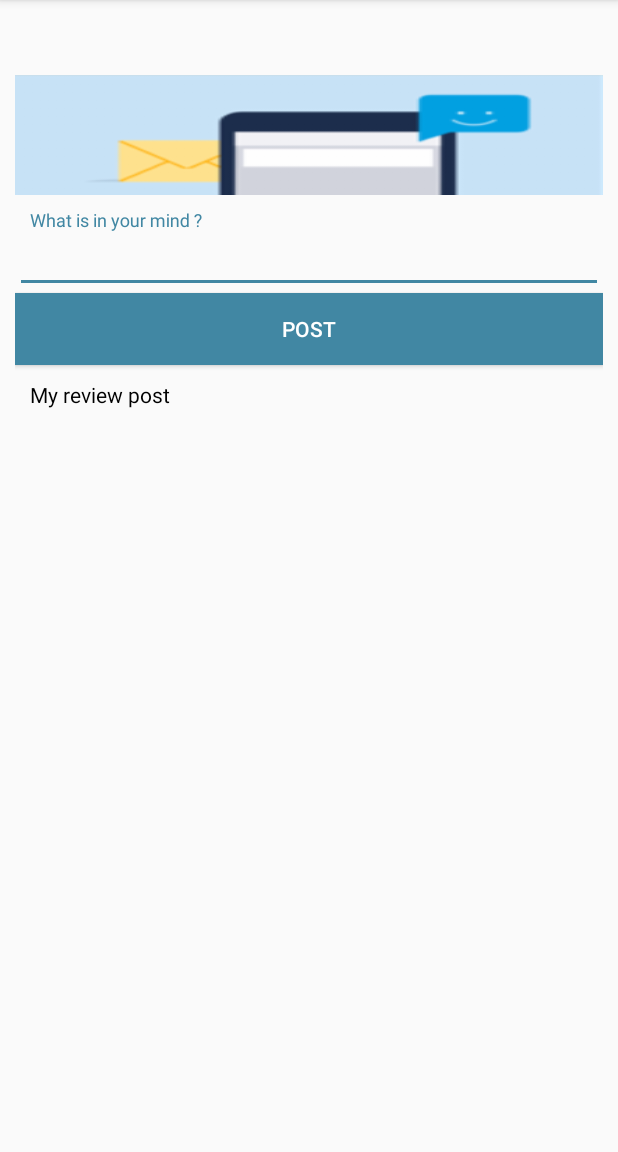
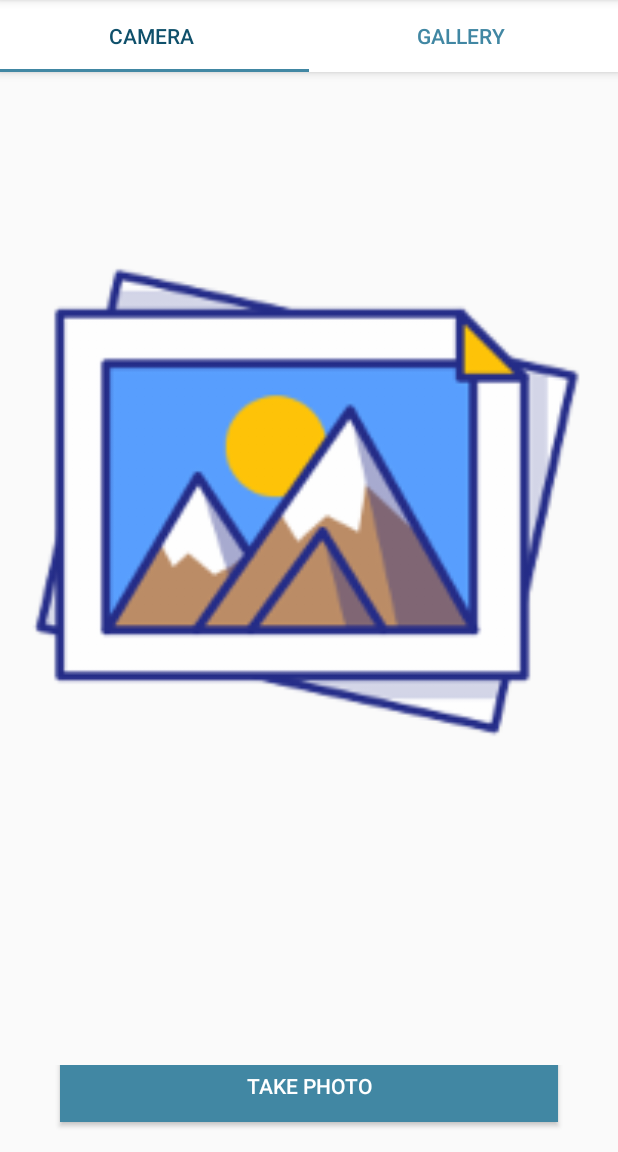
Before and after one commit to Ezzaz/TourLog, an Android app: the fragment ForumsFragmentTwo placed in its activity, in the side drawer, after a tap on "My Gallery", on a phone screen of 412 x 824 dp, the part 84-1236 px from its top. Run offline under Robolectric (Android 15) with nearby library versions, the phone set to English and light mode, and no system bars; our stand-ins replace Firebase (no records; nobody signed in at launch, a user with empty details on screens opened directly), Picasso; libraries missing offline, so code that uses them is left out: com.firebase.ui; pictures from the network do not load; Roboto replaces fonts that are not available here; 1 statement that could not run was skipped.

Commit message:
Gallery fragment added

```diff
--- a/app/src/main/java/com/tour_log/tourlog/MainActivity.java
+++ b/app/src/main/java/com/tour_log/tourlog/MainActivity.java
@@ -41,6 +41,7 @@ import com.tour_log.tourlog.events.EventCostFragment;
 import com.tour_log.tourlog.events.EventDetails;
 import com.tour_log.tourlog.events.PopularEvent;
 import com.tour_log.tourlog.forums.ForumsFragment;
+import com.tour_log.tourlog.gallery.GalleryFragment;
 import com.tour_log.tourlog.login.LoginActivity;
 import com.tour_log.tourlog.nearby.NearbyFragment;
 import com.tour_log.tourlog.profile.ProfileFragment;
@@ -172,6 +173,11 @@ public class MainActivity extends AppCompatActivity
             // Handle the camera action
             //  eventsDetailsAdd();
         } else if (id == R.id.nav_gallery) {
+
+            GalleryFragment fragment = new GalleryFragment ();
+            FragmentTransaction fragmentTransaction = getSupportFragmentManager().beginTransaction();
+            fragmentTransaction.replace(R.id.mainFragmentContainer,fragment);
+            fragmentTransaction.commit();
 
         } else if (id == R.id.nav_weaather) {
             WeatherFragment fragment = new WeatherFragment();
--- /dev/null
+++ b/app/src/main/java/com/tour_log/tourlog/gallery/GalleryAdapter.java
@@ -0,0 +1,5 @@
+package com.tour_log.tourlog.gallery;
+
+public class GalleryAdapter {
+
+}
--- /dev/null
+++ b/app/src/main/java/com/tour_log/tourlog/gallery/GalleryFragment.java
@@ -0,0 +1,101 @@
+package com.tour_log.tourlog.gallery;
+
+
+import android.os.Bundle;
+import android.support.design.widget.TabLayout;
+import android.support.v4.app.Fragment;
+import android.support.v4.app.FragmentManager;
+import android.support.v4.app.FragmentPagerAdapter;
+import android.support.v4.view.ViewPager;
+import android.view.LayoutInflater;
+import android.view.View;
+import android.view.ViewGroup;
+
+import com.tour_log.tourlog.R;
+import com.tour_log.tourlog.weather.WeatherFragment;
+import com.tour_log.tourlog.weather.WeatherFragmentOne;
+import com.tour_log.tourlog.weather.WeatherFragmentTwo;
+
+/**
+ * A simple {@link Fragment} subclass.
+ */
+public class GalleryFragment extends Fragment {
+
+    private ViewPager galleryViewPager;
+    private TabLayout galleryTabLayout;
+    private GalleryTabPageAdapter tabPageAdapter;
+
+
+    public GalleryFragment () {
+        // Required empty public constructor
+    }
+
+
+    @Override
+    public View onCreateView(LayoutInflater inflater, ViewGroup container,
+                             Bundle savedInstanceState) {
+        // Inflate the layout for this fragment
+        View view= inflater.inflate(R.layout.fragment_gallery, container, false);
+
+        galleryViewPager = view.findViewById(R.id.galleryViewPager);
+        galleryTabLayout = view.findViewById(R.id.galleryTabLayout);
+
+        galleryTabLayout.addTab(galleryTabLayout.newTab().setText("Camera "));
+        galleryTabLayout.addTab(galleryTabLayout.newTab().setText("Gallery "));
+
+        tabPageAdapter = new GalleryTabPageAdapter(getChildFragmentManager(),galleryTabLayout.getTabCount());
+
+        galleryViewPager.setAdapter(tabPageAdapter);
+
+        galleryTabLayout.addOnTabSelectedListener(new TabLayout.OnTabSelectedListener() {
+            @Override
+            public void onTabSelected(TabLayout.Tab tab) {
+                galleryViewPager.setCurrentItem(tab.getPosition(),true);
+            }
+
+            @Override
+            public void onTabUnselected(TabLayout.Tab tab) {
+
+            }
+
+            @Override
+            public void onTabReselected(TabLayout.Tab tab) {
+
+            }
+        });
+
+        galleryViewPager.addOnPageChangeListener(new TabLayout.TabLayoutOnPageChangeListener(galleryTabLayout));
+
+
+
+        return view;
+    }
+
+    public class GalleryTabPageAdapter extends FragmentPagerAdapter {
+
+        private int totalTab;
+        public GalleryTabPageAdapter(FragmentManager fm , int totalTab) {
+            super(fm);
+            this.totalTab = totalTab;
+        }
+
+        @Override
+        public Fragment getItem(int position) {
+            switch (position){
+                case 0:
+                    return new GalleryFragmentOne ();
+                case 1:
+                    return new GalleryFragmentTwo ();
+            }
+
+            return null;
+        }
+
+        @Override
+        public int getCount() {
+            return totalTab;
+        }
+    }
+
+
+}
--- /dev/null
+++ b/app/src/main/java/com/tour_log/tourlog/gallery/GalleryFragmentOne.java
@@ -0,0 +1,178 @@
+package com.tour_log.tourlog.gallery;
+
+import android.os.Bundle;
+import android.support.v4.app.Fragment;
+
+import android.view.LayoutInflater;
+import android.view.View;
+import android.view.ViewGroup;
+import com.tour_log.tourlog.R;
+import android.content.Intent;
+import android.graphics.Bitmap;
+import android.net.Uri;
+import android.os.Bundle;
+import android.os.Environment;
+import android.provider.MediaStore;
+import android.support.annotation.NonNull;
+import android.support.v4.app.Fragment;
+import android.util.Log;
+import android.view.LayoutInflater;
+import android.view.View;
+import android.view.ViewGroup;
+import android.widget.Button;
+import android.widget.ImageView;
+
+import com.google.android.gms.tasks.OnFailureListener;
+import com.google.android.gms.tasks.OnSuccessListener;
+import com.google.firebase.auth.FirebaseAuth;
+import com.google.firebase.auth.FirebaseUser;
+import com.google.firebase.database.DatabaseReference;
+import com.google.firebase.database.FirebaseDatabase;
+import com.google.firebase.storage.FirebaseStorage;
+import com.google.firebase.storage.OnProgressListener;
+import com.google.firebase.storage.StorageReference;
+import com.google.firebase.storage.UploadTask;
+import java.io.File;
+import java.io.FileNotFoundException;
+import java.io.FileOutputStream;
+import java.io.IOException;
+import java.text.SimpleDateFormat;
+import java.util.Date;
+
+import static android.app.Activity.RESULT_OK;
+
+/**
+ * A simple {@link Fragment} subclass.
+ */
+public class GalleryFragmentOne extends Fragment {
+
+    private ImageView momentIV;
+    private Button takephotoBtn;
+    private Button closephotoBtn;
+
+    private int flag =0;
+    private Bitmap bitmap;
+
+    private StorageReference storageRef;
+
+    private DatabaseReference rootReference;
+
+    private FirebaseUser user;
+
+    public GalleryFragmentOne () {
+        // Required empty public constructor
+    }
+
+
+    @Override
+    public View onCreateView(LayoutInflater inflater, ViewGroup container,
+                             Bundle savedInstanceState) {
+        // Inflate the layout for this fragment
+        View view= inflater.inflate(R.layout.fragment_gallery_fragment_one, container, false);
+        momentIV =(ImageView) view.findViewById(R.id.momentImg);
+        takephotoBtn =(Button) view.findViewById(R.id.momentTake);
+        closephotoBtn =(Button) view.findViewById(R.id.momentClose);
+
+
+        storageRef = FirebaseStorage.getInstance().getReference();
+        user = FirebaseAuth.getInstance().getCurrentUser();
+
+
+        closephotoBtn.setOnClickListener(new View.OnClickListener() {
+            @Override
+            public void onClick(View view) {
+                bitmap= null;
+                flag = 0;
+                closephotoBtn.setVisibility(View.GONE);
+                momentIV.setImageResource(R.drawable.dummyphoto);
+            }
+        });
+
+
+        takephotoBtn.setOnClickListener(new View.OnClickListener() {
+            @Override
+            public void onClick(View view) {
+
+
+                if(flag == 0){
+                    Intent intent = new Intent(MediaStore.ACTION_IMAGE_CAPTURE);
+                    startActivityForResult(intent,99);
+                }
+                else if ( flag == 1){
+
+                    savePhoto(bitmap);
+                    flag = 0;
+                    takephotoBtn.setText("Take Photo");
+                }
+            }
+        });
+        return  view;
+    }
+
+    @Override
+    public void onActivityResult(int requestCode, int resultCode, Intent data) {
+        super.onActivityResult(requestCode, resultCode, data);
+
+        if(requestCode == 99 && resultCode == RESULT_OK && data != null){
+
+            bitmap = (Bitmap) data.getExtras().get("data");
+            momentIV.setImageBitmap(bitmap);
+            flag = 1;
+            takephotoBtn.setText("Save ");
+            closephotoBtn.setVisibility(View.VISIBLE);
+
+        }
+    }
+
+    private void savePhoto(Bitmap bitmap){
+        closephotoBtn.setVisibility(View.GONE);
+        momentIV.setImageResource(R.drawable.dummyphoto);
+        SimpleDateFormat sdf = new SimpleDateFormat("yyyyMMdd_HH_mm_ss");
+        final String photoName = sdf.format(new Date());
+
+        String root = Environment.getExternalStorageDirectory().toString();
+        File folder = new File(root+"/Tour_Event");
+        folder.mkdirs();
+
+        File myFile = new File(folder,photoName+".png");
+
+
+        try{
+            FileOutputStream stream = new FileOutputStream(myFile);
+            bitmap.compress(Bitmap.CompressFormat.PNG,100,stream);
+            stream.flush();
+            stream.close();
+        } catch (FileNotFoundException e) {
+            e.printStackTrace();
+        } catch (IOException e) {
+            e.printStackTrace();
+        }
+
+        Uri file = Uri.fromFile(new File(root+"/Tour_Event/"+photoName+".png"));
+        StorageReference imgRef = storageRef.child(user.getUid()+"/"+photoName+".png");
+
+        imgRef.putFile(file).addOnSuccessListener(new OnSuccessListener<UploadTask.TaskSnapshot>() {
+            @Override
+            public void onSuccess(UploadTask.TaskSnapshot taskSnapshot) {
+
+                rootReference = FirebaseDatabase.getInstance().getReference("Images");
+                String imgId = rootReference.push().getKey();
+                rootReference.child(user.getUid()).child(imgId).setValue(new GalleryImg(photoName));
+
+            }
+        }).addOnFailureListener(new OnFailureListener() {
+            @Override
+            public void onFailure(@NonNull Exception e) {
+
+            }
+        }).addOnProgressListener(new OnProgressListener<UploadTask.TaskSnapshot>() {
+            @Override
+            public void onProgress(UploadTask.TaskSnapshot taskSnapshot) {
+                Log.e("pic..........", "onProgress: "+(100 *taskSnapshot.getBytesTransferred())/taskSnapshot.getTotalByteCount() );
+            }
+        });
+
+
+    }
+
+}
--- /dev/null
+++ b/app/src/main/java/com/tour_log/tourlog/gallery/GalleryFragmentTwo.java
@@ -0,0 +1,48 @@
+package com.tour_log.tourlog.gallery;
+
+
+import android.content.Context;
+import android.os.Bundle;
+import android.support.v4.app.Fragment;
+import android.support.v7.widget.LinearLayoutManager;
+import android.support.v7.widget.RecyclerView;
+import android.util.Log;
+import android.view.LayoutInflater;
+import android.view.View;
+import android.view.ViewGroup;
+
+import com.tour_log.tourlog.R;
+import com.tour_log.tourlog.weather.WeatherForecastAdapter;
+import com.tour_log.tourlog.weather.WeatherForecastResponse;
+import com.tour_log.tourlog.weather.WeatherForecastService;
+import com.tour_log.tourlog.weather.WeatherFragmentOne;
+
+import java.util.List;
+
+import retrofit2.Call;
+import retrofit2.Callback;
+import retrofit2.Response;
+import retrofit2.Retrofit;
+import retrofit2.converter.gson.GsonConverterFactory;
+
+/**
+ * A simple {@link Fragment} subclass.
+ */
+public class GalleryFragmentTwo extends Fragment {
+
+
+    public GalleryFragmentTwo () {
+        // Required empty public constructor
+    }
+
+
+    @Override
+    public View onCreateView(LayoutInflater inflater, ViewGroup container,
+                             Bundle savedInstanceState) {
+        // Inflate the layout for this fragment
+        View view = inflater.inflate(R.layout.fragment_gallery_fragment_two, container, false);
+
+        return view;
+    }
+
+}
--- /dev/null
+++ b/app/src/main/res/layout/fragment_gallery.xml
@@ -0,0 +1,33 @@
+<FrameLayout xmlns:android="http://schemas.android.com/apk/res/android"
+    xmlns:tools="http://schemas.android.com/tools"
+    android:layout_width="match_parent"
+    android:layout_height="match_parent"
+    xmlns:app="http://schemas.android.com/apk/res-auto"
+    android:fitsSystemWindows="true"
+    tools:context="com.tour_log.tourlog.weather.WeatherFragment">
+
+
+    <android.support.design.widget.AppBarLayout
+        android:background="#ffffff"
+        android:layout_width="match_parent"
+        android:layout_height="wrap_content">
+        <android.support.design.widget.TabLayout
+            android:id="@+id/galleryTabLayout"
+            app:tabMode="fixed"
+            app:tabGravity="fill"
+            app:tabSelectedTextColor="@color/colorPrimaryDark"
+            app:tabTextColor="@color/colorPrimary"
+            app:tabIndicatorColor="@color/colorPrimary"
+            android:layout_width="match_parent"
+            android:layout_height="wrap_content">
+
+        </android.support.design.widget.TabLayout>
+    </android.support.design.widget.AppBarLayout>
+
+    <android.support.v4.view.ViewPager
+        android:id="@+id/galleryViewPager"
+        app:layout_behavior="@string/appbar_scrolling_view_behavior"
+        android:layout_width="match_parent"
+        android:layout_height="match_parent"/>
+
+</FrameLayout>
--- /dev/null
+++ b/app/src/main/res/layout/fragment_gallery_fragment_one.xml
@@ -0,0 +1,59 @@
+<FrameLayout xmlns:android="http://schemas.android.com/apk/res/android"
+    xmlns:tools="http://schemas.android.com/tools"
+    android:layout_width="match_parent"
+    android:layout_height="match_parent"
+    xmlns:app="http://schemas.android.com/apk/res-auto"
+    tools:context="com.tour_log.tourlog.gallery.GalleryFragmentOne">
+
+    <LinearLayout
+        android:orientation="vertical"
+        android:layout_width="match_parent"
+        android:layout_height="match_parent"
+        android:weightSum="100">
+
+        <ImageView
+            android:id="@+id/momentImg"
+            android:layout_marginLeft="10dp"
+            android:layout_marginRight="10dp"
+            android:layout_marginTop="25dp"
+            android:layout_weight="80"
+            android:layout_width="match_parent"
+            android:layout_height="wrap_content"
+            android:src="@drawable/dummyphoto"
+            />
+    </LinearLayout>
+
+
+    <LinearLayout
+        android:layout_gravity="bottom"
+        android:orientation="horizontal"
+        android:layout_width="match_parent"
+        android:layout_height="wrap_content">
+        <Button
+            android:layout_weight="1"
+            android:visibility="gone"
+            android:id="@+id/momentClose"
+            android:layout_gravity="bottom"
+            android:layout_marginLeft="40dp"
+            android:layout_marginRight="40dp"
+            android:layout_marginBottom="10dp"
+            android:textColor="#ffffff"
+            android:background="@color/colorPrimary"
+            android:text="Close"
+            android:layout_width="match_parent"
+            android:layout_height="wrap_content" />
+        <Button
+            android:layout_weight="1"
+            android:id="@+id/momentTake"
+            android:layout_gravity="bottom"
+            android:layout_marginLeft="40dp"
+            android:layout_marginRight="40dp"
+            android:layout_marginBottom="10dp"
+            android:textColor="#ffffff"
+            android:background="@color/colorPrimary"
+            android:text="Take Photo"
+            android:layout_width="match_parent"
+            android:layout_height="wrap_content" />
+
+    </LinearLayout>
+</FrameLayout>
--- a/app/src/main/res/layout/single_row_formus_post.xml
+++ b/app/src/main/res/layout/single_row_formus_post.xml
@@ -63,6 +63,7 @@
             android:layout_width="match_parent"
             android:layout_height="wrap_content">
             <ImageButton
+                android:id="@+id/like_btn"
                 android:layout_marginLeft="10dp"
                 android:layout_marginRight="5dp"
                 android:background="#b5d8f9"
@@ -72,6 +73,7 @@
                 android:layout_width="match_parent"
                 android:layout_height="40dp" />
             <ImageButton
+                android:id="@+id/dislike_btn"
                 android:layout_marginRight="10dp"
                 android:layout_marginLeft="5dp"
                 android:background="#b5d8f9"
```
Also changed, not shown: app/src/main/java/com/tour_log/tourlog/forums/ForumsFragmentOne.java (+6 -1 lines), app/src/main/java/com/tour_log/tourlog/forums/ForumsPostAdapter.java (+17 -0 lines), app/src/main/java/com/tour_log/tourlog/gallery/GalleryImg.java (added, +23 -0 lines), app/src/main/java/com/tour_log/tourlog/nearby/MapNearbyAdapter.java (+2 -40 lines), app/src/main/res/layout/fragment_forums_fragment_one.xml (+8 -0 lines), app/src/main/res/layout/fragment_gallery_fragment_two.xml (added, +8 -0 lines).
